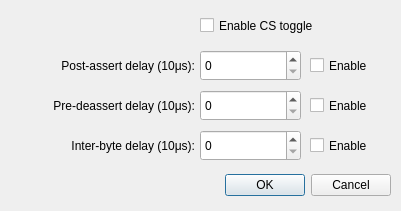
Qt form src/delaysdialog.ui (bloguetronica/cp2130-com) before a commit.
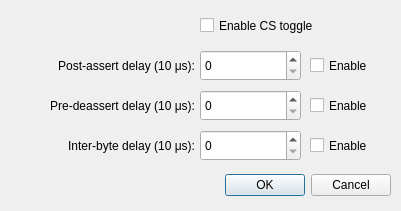
The same form after that commit. Icons and pictures are not drawn.

What changed in the file:
```diff
--- a/src/delaysdialog.ui
+++ b/src/delaysdialog.ui
@@ -165,7 +165,7 @@
     </rect>
    </property>
    <property name="text">
-    <string>Pre-deassert delay (10μs):</string>
+    <string>Pre-deassert delay (10 μs):</string>
    </property>
    <property name="alignment">
     <set>Qt::AlignRight|Qt::AlignTrailing|Qt::AlignVCenter</set>
@@ -181,7 +181,7 @@
     </rect>
    </property>
    <property name="text">
-    <string>Post-assert delay (10μs):</string>
+    <string>Post-assert delay (10 μs):</string>
    </property>
    <property name="alignment">
     <set>Qt::AlignRight|Qt::AlignTrailing|Qt::AlignVCenter</set>
@@ -197,7 +197,7 @@
     </rect>
    </property>
    <property name="text">
-    <string>Inter-byte delay (10μs):</string>
+    <string>Inter-byte delay (10 μs):</string>
    </property>
    <property name="alignment">
     <set>Qt::AlignRight|Qt::AlignTrailing|Qt::AlignVCenter</set>
```
